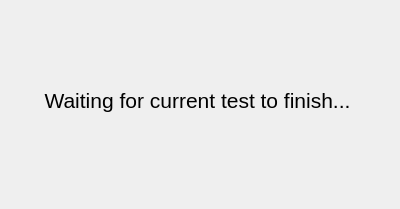
Before: the Qt Designer form waitdialog.ui in imatest/Operator-Console-Qt, drawn with Qt 5.
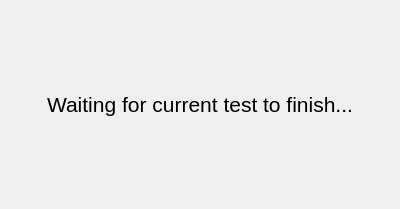
After: the same form once the commit is applied.

Commit message: Assigning a layout

What changed in the file:
```diff
--- a/waitdialog.ui
+++ b/waitdialog.ui
@@ -19,15 +19,9 @@
   <property name="modal">
    <bool>true</bool>
   </property>
+  <layout class="QHBoxLayout" name="horizontalLayout">
+   <item>
   <widget class="QLabel" name="label">
-   <property name="geometry">
-    <rect>
-     <x>32</x>
-     <y>50</y>
-     <width>331</width>
-     <height>101</height>
-    </rect>
-   </property>
    <property name="sizePolicy">
     <sizepolicy hsizetype="Expanding" vsizetype="Preferred">
      <horstretch>0</horstretch>
@@ -46,6 +40,8 @@
     <set>Qt::AlignCenter</set>
    </property>
   </widget>
+   </item>
+  </layout>
  </widget>
  <resources/>
  <connections/>
```
Lines whose indentation alone changed are shown as unchanged.
